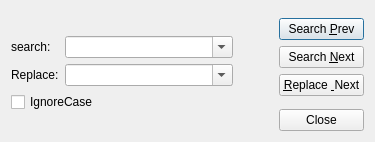
First picture: the form in viMarkdown/viMarkdown/ReplaceDialog.ui, repository shigmas/viMarkdown, before the edit.
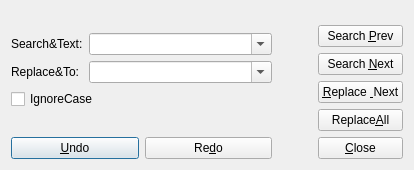
Second picture: the form after the edit.

```diff
--- a/viMarkdown/viMarkdown/ReplaceDialog.ui
+++ b/viMarkdown/viMarkdown/ReplaceDialog.ui
@@ -6,8 +6,8 @@
    <rect>
     <x>0</x>
     <y>0</y>
-    <width>375</width>
-    <height>142</height>
+    <width>414</width>
+    <height>170</height>
    </rect>
   </property>
   <property name="windowTitle">
@@ -16,49 +16,49 @@
   <layout class="QHBoxLayout" name="horizontalLayout" stretch="1,0,0">
    <item>
     <layout class="QVBoxLayout" name="verticalLayout_2">
+     <item>
+      <spacer name="verticalSpacer">
+       <property name="orientation">
+        <enum>Qt::Orientation::Vertical</enum>
+       </property>
+       <property name="sizeHint" stdset="0">
+        <size>
+         <width>20</width>
+         <height>40</height>
+        </size>
+       </property>
+      </spacer>
+     </item>
      <item>
       <layout class="QFormLayout" name="formLayout">
-       <item row="1" column="0">
+       <item row="0" column="0">
         <widget class="QLabel" name="label">
          <property name="text">
-          <string>search:</string>
+          <string>Search&amp;Text:</string>
          </property>
         </widget>
        </item>
-       <item row="1" column="1">
+       <item row="0" column="1">
         <widget class="QComboBox" name="searchCB">
          <property name="editable">
           <bool>true</bool>
          </property>
         </widget>
        </item>
-       <item row="2" column="0">
+       <item row="1" column="0">
         <widget class="QLabel" name="label_2">
          <property name="text">
-          <string>Replace:</string>
+          <string>Replace&amp;To:</string>
          </property>
         </widget>
        </item>
-       <item row="2" column="1">
+       <item row="1" column="1">
         <widget class="QComboBox" name="replaceCB">
          <property name="editable">
           <bool>true</bool>
          </property>
         </widget>
        </item>
-       <item row="0" column="1">
-        <spacer name="verticalSpacer_2">
-         <property name="orientation">
-          <enum>Qt::Orientation::Vertical</enum>
-         </property>
-         <property name="sizeHint" stdset="0">
-          <size>
-           <width>20</width>
-           <height>40</height>
-          </size>
-         </property>
-        </spacer>
-       </item>
       </layout>
      </item>
      <item>
@@ -69,7 +69,7 @@
       </widget>
      </item>
      <item>
-      <spacer name="verticalSpacer">
+      <spacer name="verticalSpacer_2">
        <property name="orientation">
         <enum>Qt::Orientation::Vertical</enum>
        </property>
@@ -81,6 +81,24 @@
        </property>
       </spacer>
      </item>
+     <item>
+      <layout class="QHBoxLayout" name="horizontalLayout_2">
+       <item>
+        <widget class="QPushButton" name="undoPB">
+         <property name="text">
+          <string>&amp;Undo</string>
+         </property>
+        </widget>
+       </item>
+       <item>
+        <widget class="QPushButton" name="redoPB">
+         <property name="text">
+          <string>Re&amp;do</string>
+         </property>
+        </widget>
+       </item>
+      </layout>
+     </item>
     </layout>
    </item>
    <item>
@@ -142,17 +160,11 @@
       </widget>
      </item>
      <item>
-      <spacer name="verticalSpacer_3">
-       <property name="orientation">
-        <enum>Qt::Orientation::Vertical</enum>
+      <widget class="QPushButton" name="pushButton">
+       <property name="text">
+        <string>Replace&amp;All</string>
        </property>
-       <property name="sizeHint" stdset="0">
-        <size>
-         <width>20</width>
-         <height>40</height>
-        </size>
-       </property>
-      </spacer>
+      </widget>
      </item>
      <item>
       <widget class="QPushButton" name="closeButton">
@@ -163,7 +175,7 @@
         </size>
        </property>
        <property name="text">
-        <string>Close</string>
+        <string>&amp;Close</string>
        </property>
       </widget>
      </item>
```
